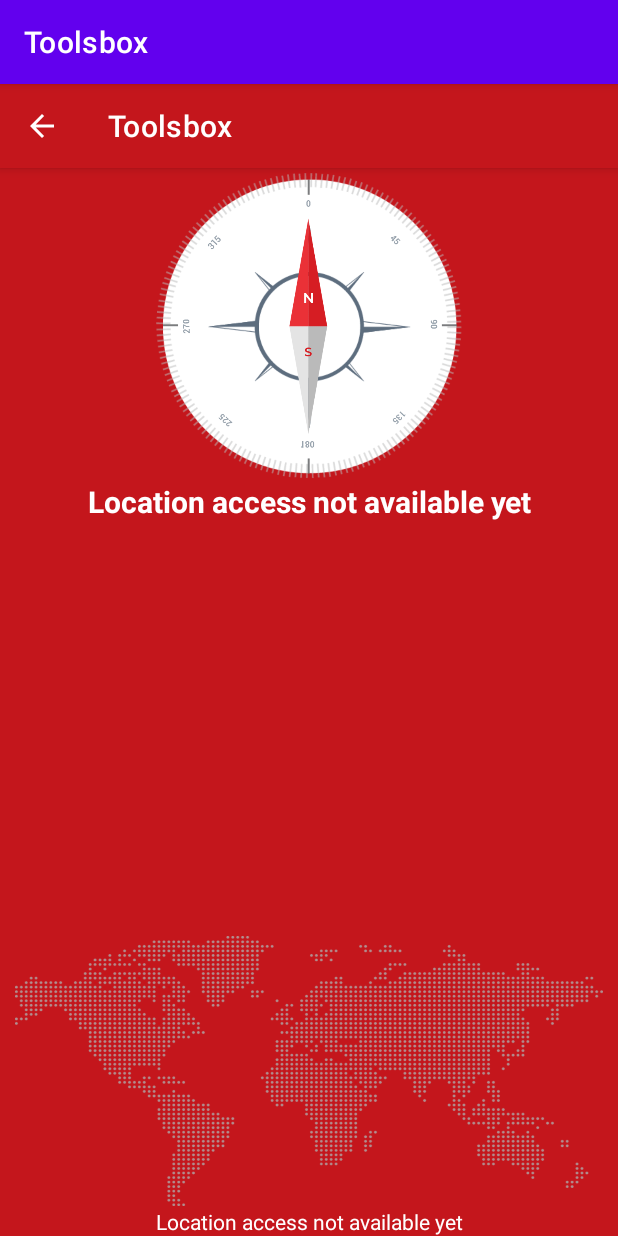
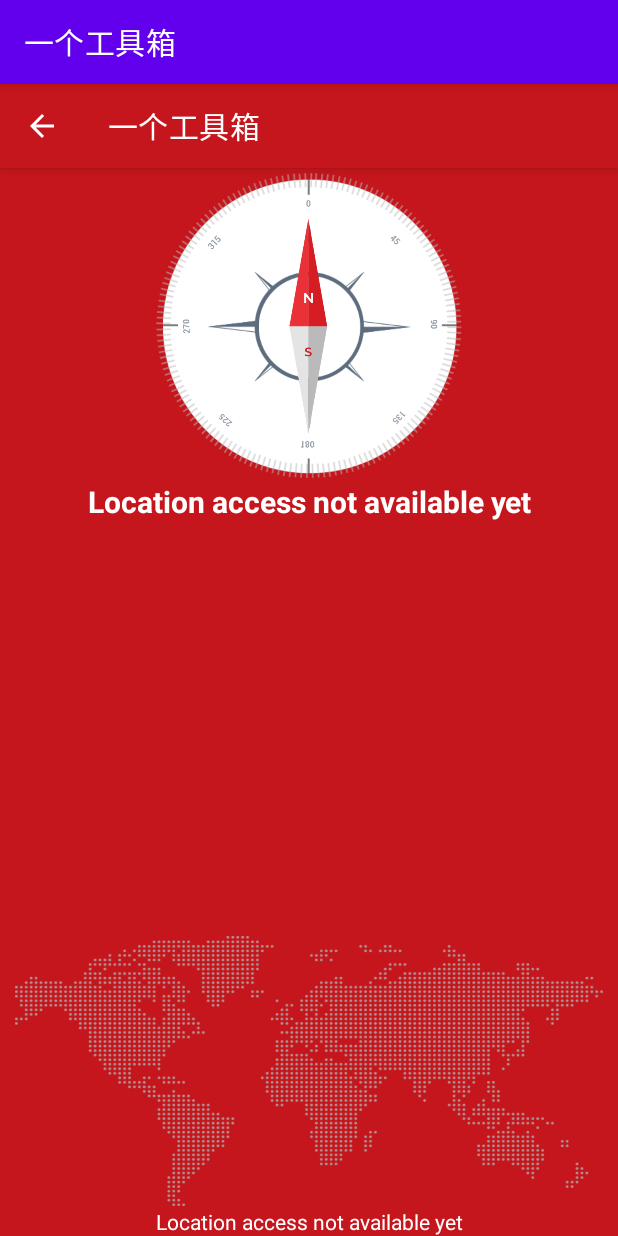
Before and after one commit to wushishuai/Toolsbox, an Android app: the CompassActivity screen opened directly, with no data from a screen before it, on a phone screen of 412 x 824 dp. Run offline under Robolectric (Android 15) with nearby library versions, the phone set to English and light mode, and no system bars.

Commit message:
icon and name replace

```diff
--- a/app/src/main/AndroidManifest.xml
+++ b/app/src/main/AndroidManifest.xml
@@ -8,7 +8,7 @@
 
     <application
         android:allowBackup="true"
-        android:icon="@mipmap/ic_launcher"
+        android:icon="@mipmap/ic_launcher2"
         android:label="@string/app_name"
         android:roundIcon="@mipmap/ic_launcher_round"
         android:supportsRtl="true"
--- a/app/src/main/res/values/strings.xml
+++ b/app/src/main/res/values/strings.xml
@@ -1,5 +1,5 @@
 <resources>
-    <string name="app_name">Toolsbox</string>
+    <string name="app_name">一个工具箱</string>
     <string name="navigation_drawer_open">Open navigation drawer</string>
     <string name="navigation_drawer_close">Close navigation drawer</string>
     <string name="nav_header_title">Android Studio</string>
```
Also changed, not shown: app/src/main/res/mipmap-hdpi/ic_launcher2.webp (added), app/src/main/res/mipmap-mdpi/ic_launcher2.webp (added), app/src/main/res/mipmap-xhdpi/ic_launcher2.webp (added), app/src/main/res/mipmap-xxhdpi/ic_launcher2.webp (added), app/src/main/res/mipmap-xxxhdpi/ic_launcher2.webp (added).
